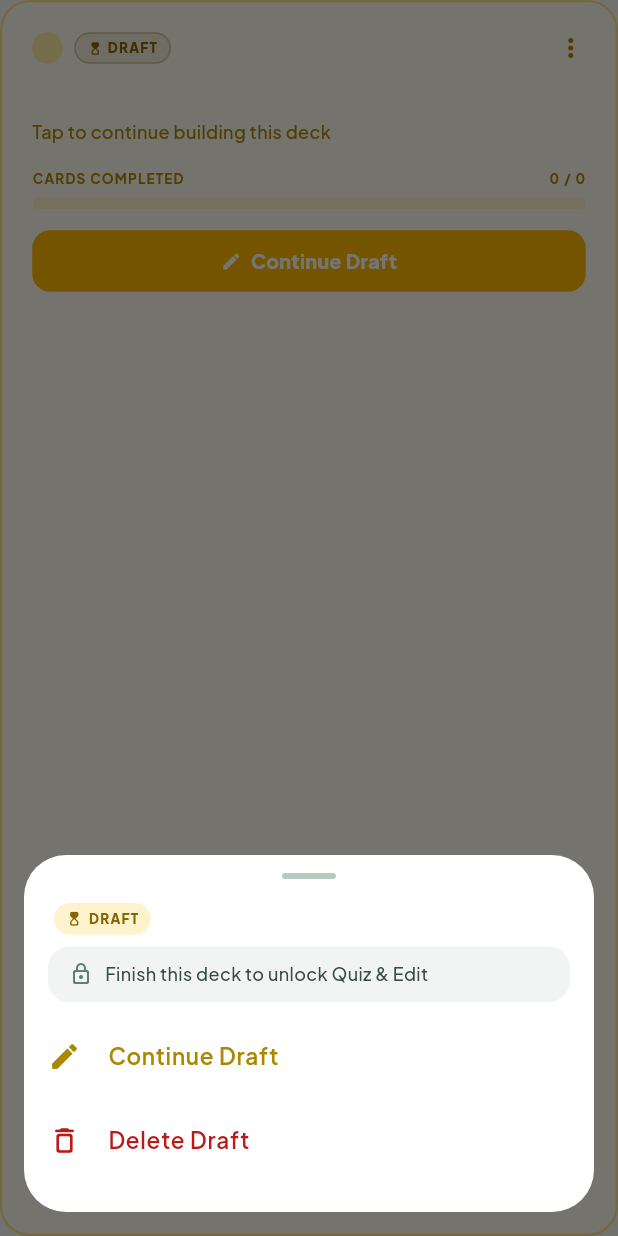
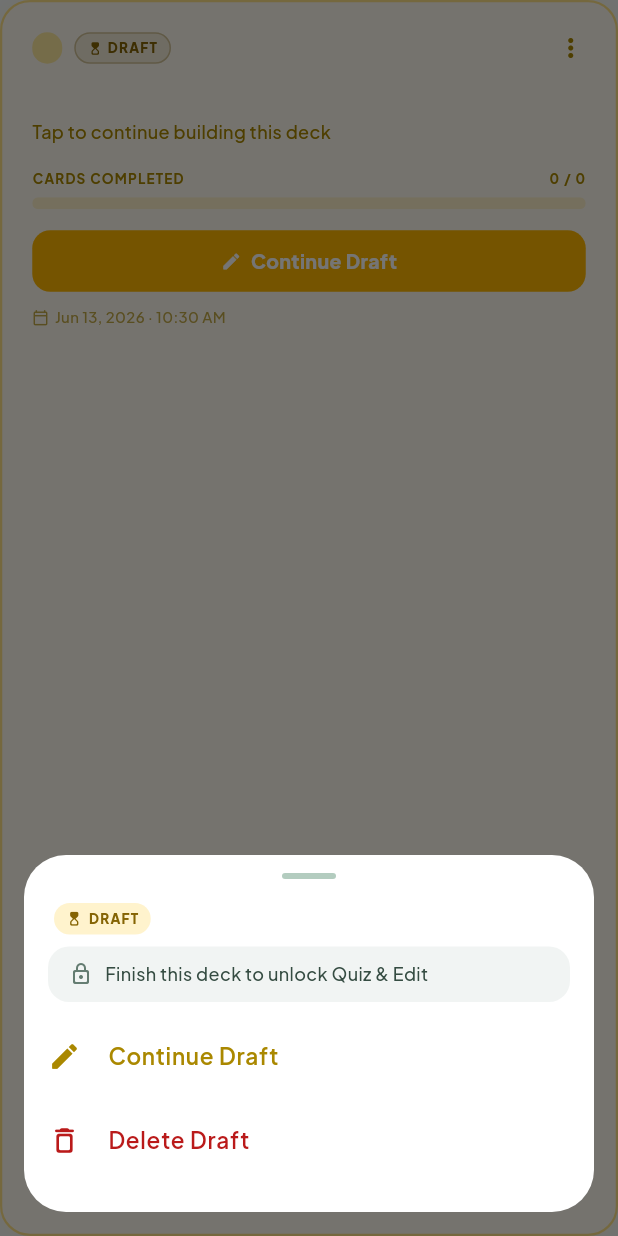
Before and after one commit to Sandy-hub-16/MnemoApp_ADET, a Flutter app: the _DraftDeckCard widget shown alone on an empty page, opened directly with empty values, after a tap on the "more vert" icon, on a phone screen of 412 x 824 dp. Run offline on Flutter 3.47's test engine with Material 3 defaults, Android fonts, the phone set to English and light mode, and no system bars; our stand-ins replace cloud_firestore, connectivity_plus, file_picker, firebase_auth, firebase_core, firebase_storage and 4 more; missing offline and left inert: file_saver; accounts and stored records are empty; network calls fail.

Commit message:
add createdAt date display and formatting to deck cards

```diff
--- a/lib/ui-layer/main_screens/deck/create_deck_options.dart
+++ b/lib/ui-layer/main_screens/deck/create_deck_options.dart
@@ -4,6 +4,7 @@ import 'dart:convert';
 import 'package:cloud_firestore/cloud_firestore.dart';
 import 'package:file_picker/file_picker.dart';
 import 'package:firebase_auth/firebase_auth.dart';
+import 'package:flutter/foundation.dart';
 import 'package:flutter/material.dart';
 import 'package:flutter/services.dart';
 import 'package:google_fonts/google_fonts.dart';
@@ -1654,7 +1655,7 @@ Future<void> handleUploadAndGenerateDeck(BuildContext context) async {
     // ── Step 7: Build request body ───────────────────────────────────────────
     Map<String, dynamic> requestBody;
     if (isPdf) {
-      final base64Data = base64Encode(fileBytes);
+      final base64Data = await compute(base64Encode, fileBytes);
       requestBody = {
         'fileBase64': base64Data,
         'fileType': 'pdf',
@@ -1927,7 +1928,7 @@ Future<void> handlePasteNotesAndGenerateDeck(BuildContext context) async {
                 ),
                 const SizedBox(height: 4),
                 Text(
-                  'This may take a moment',
+                  'Reading your file and building cards',
                   style: GoogleFonts.plusJakartaSans(
                     fontSize: 12,
                     color: AppColors.onSurfaceVariant,
--- a/lib/ui-layer/main_screens/deck/deck_screen.dart
+++ b/lib/ui-layer/main_screens/deck/deck_screen.dart
@@ -14,7 +14,6 @@ import '../../../business-layer/services/deck_service.dart';
 import '../../../business-layer/services/export_service.dart';
 import '../../../business-layer/services/share_service.dart';
 import '../../../business-layer/services/deck_search_engine.dart';
-
 
 // ─────────────────────────────────────────────────────────────────────────────
 // DECK SCREEN  —  route: /decks
@@ -470,6 +469,8 @@ class _DeckHubScaffoldState extends State<_DeckHubScaffold> {
                                         'private',
                                     clonedFromUsername:
                                         deck['clonedFromUsername'] as String?,
+                                    createdAt: (deck['createdAt'] as Timestamp?)
+                                        ?.toDate(),
                                   ),
                                 ),
                               );
@@ -976,6 +977,28 @@ class _DraftDeckCard extends StatelessWidget {
                   ],
                 ),
               ),
+              if (data['createdAt'] != null) ...[
+                const SizedBox(height: 10),
+                Row(
+                  children: [
+                    Icon(
+                      Icons.calendar_today_outlined,
+                      size: 11,
+                      color: const Color(0xFFAA8800).withOpacity(0.7),
+                    ),
+                    const SizedBox(width: 4),
+                    Text(
+                      _formatDeckDate(
+                          (data['createdAt'] as Timestamp).toDate()),
+                      style: GoogleFonts.plusJakartaSans(
+                        fontSize: 10,
+                        color: const Color(0xFFAA8800).withOpacity(0.7),
+                        fontWeight: FontWeight.w500,
+                      ),
+                    ),
+                  ],
+                ),
+              ],
             ],
           ),
         ),
@@ -1148,6 +1171,7 @@ class _DeckCard extends StatefulWidget {
     required this.progressColor,
     required this.visibility,
     this.clonedFromUsername,
+    this.createdAt,
   });
 
   final String deckId;
@@ -1161,6 +1185,7 @@ class _DeckCard extends StatefulWidget {
   final Color progressColor;
   final String visibility;
   final String? clonedFromUsername;
+  final DateTime? createdAt;
 
   @override
   State<_DeckCard> createState() => _DeckCardState();
@@ -1369,6 +1394,27 @@ class _DeckCardState extends State<_DeckCard> {
                       AlwaysStoppedAnimation<Color>(widget.progressColor),
                 ),
               ),
+              if (widget.createdAt != null) ...[
+                const SizedBox(height: 10),
+                Row(
+                  children: [
+                    Icon(
+                      Icons.calendar_today_outlined,
+                      size: 11,
+                      color: AppColors.outline.withOpacity(0.7),
+                    ),
+                    const SizedBox(width: 4),
+                    Text(
+                      _formatDeckDate(widget.createdAt!),
+                      style: GoogleFonts.plusJakartaSans(
+                        fontSize: 10,
+                        color: AppColors.outline.withOpacity(0.7),
+                        fontWeight: FontWeight.w500,
+                      ),
+                    ),
+                  ],
+                ),
+              ],
             ],
           ),
         ),
@@ -1853,6 +1899,31 @@ class _SheetOption extends StatelessWidget {
 }
 
 // ─────────────────────────────────────────────────────────────────────────────
+// DATE FORMATTER
+// ─────────────────────────────────────────────────────────────────────────────
+
+String _formatDeckDate(DateTime dt) {
+  const months = [
+    'Jan',
+    'Feb',
+    'Mar',
+    'Apr',
+    'May',
+    'Jun',
+    'Jul',
+    'Aug',
+    'Sep',
+    'Oct',
+    'Nov',
+    'Dec',
+  ];
+  final hour = dt.hour % 12 == 0 ? 12 : dt.hour % 12;
+  final minute = dt.minute.toString().padLeft(2, '0');
+  final period = dt.hour >= 12 ? 'PM' : 'AM';
+  return '${months[dt.month - 1]} ${dt.day}, ${dt.year} · $hour:$minute $period';
+}
+
+// ─────────────────────────────────────────────────────────────────────────────
 // SHARED HELPERS
 // ─────────────────────────────────────────────────────────────────────────────
 
```
